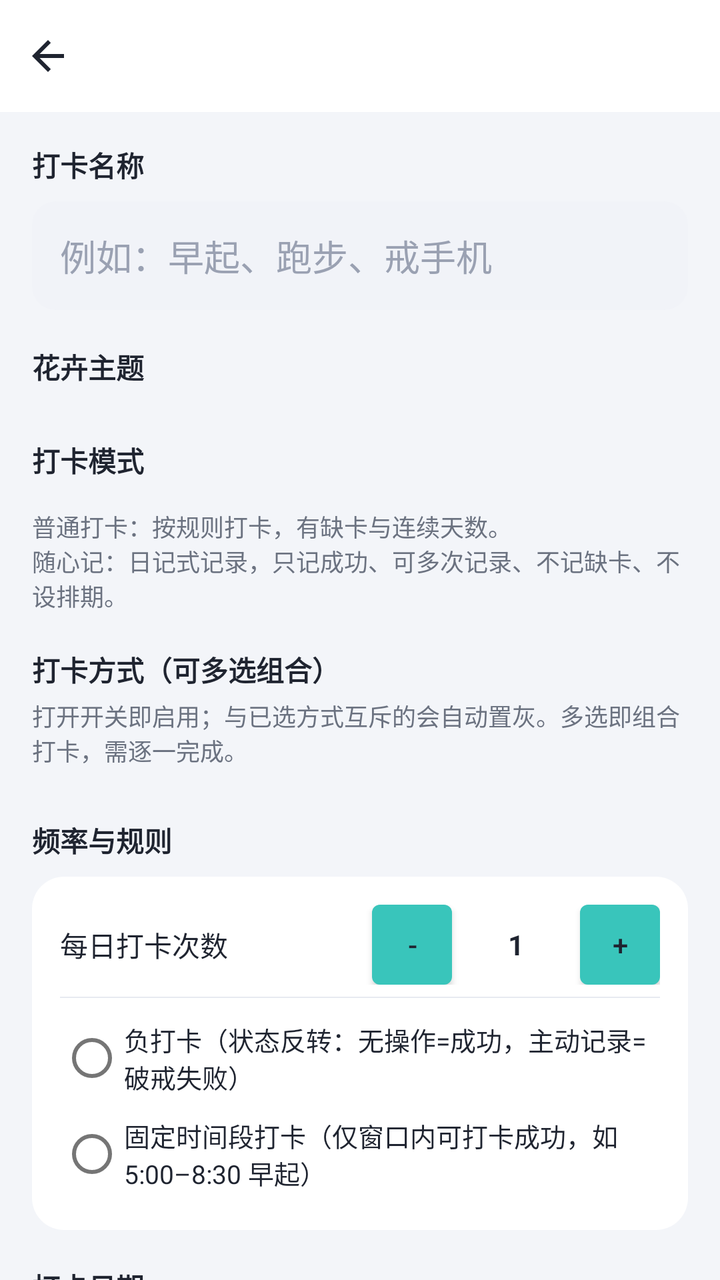
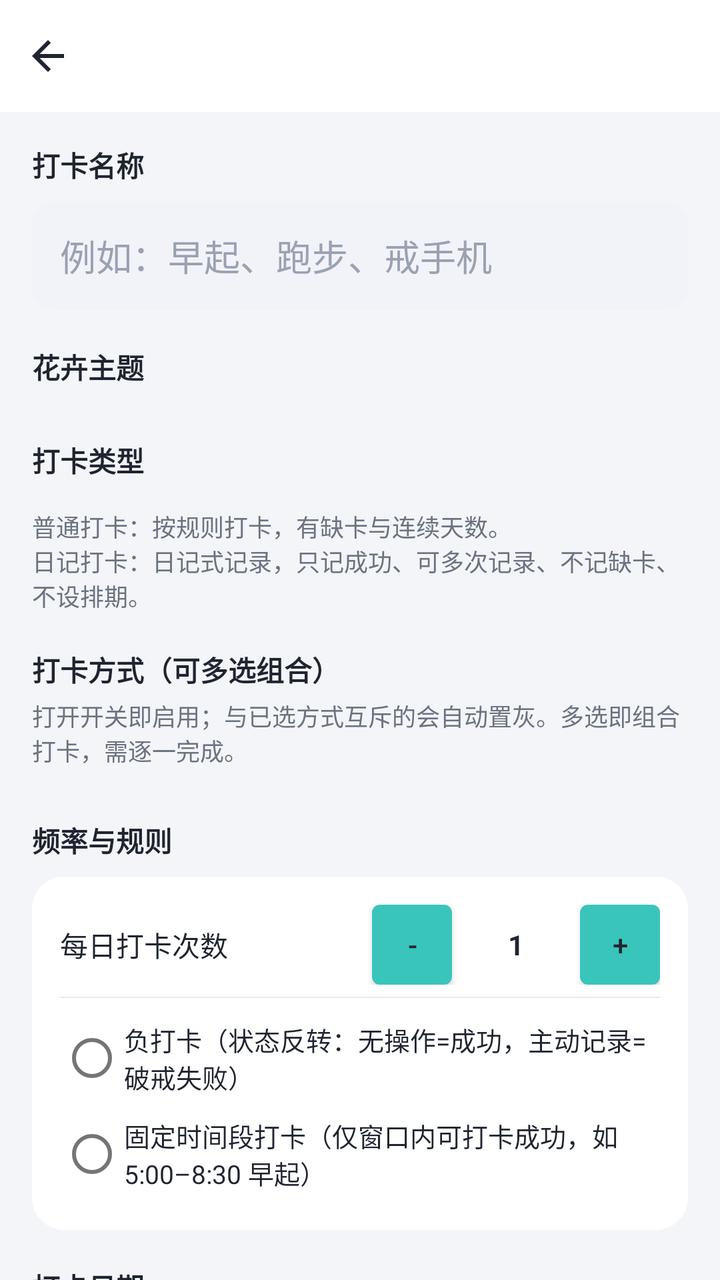

Two renders of the same Android screen: before a commit and after it. Below are the layout's source before the change and the commit's diff.
<!-- AndroidManifest.xml: application theme Theme.Checkin -->
<!-- res/layout/activity_create_item.xml -->
<?xml version="1.0" encoding="utf-8"?>
<LinearLayout xmlns:android="http://schemas.android.com/apk/res/android"
    android:layout_width="match_parent"
    android:layout_height="match_parent"
    android:background="@color/bg_page"
    android:orientation="vertical">

    <include android:id="@+id/topbar" layout="@layout/view_topbar" />

    <ScrollView
        android:layout_width="match_parent"
        android:layout_height="0dp"
        android:layout_weight="1"
        android:scrollbars="none">

        <LinearLayout
            android:layout_width="match_parent"
            android:layout_height="wrap_content"
            android:orientation="vertical"
            android:padding="16dp">

            
            <TextView style="@style/SectionTitle" android:text="打卡名称" />
            <EditText
                android:id="@+id/et_name"
                android:layout_width="match_parent"
                android:layout_height="wrap_content"
                android:layout_marginTop="8dp"
                android:background="@drawable/bg_input"
                android:hint="例如：早起、跑步、戒手机"
                android:inputType="text"
                android:maxLength="20"
                android:padding="14dp"
                android:textColor="@color/text_primary"
                android:textColorHint="@color/text_hint" />

            
            <TextView style="@style/SectionTitle" android:layout_marginTop="18dp" android:text="花卉主题" />
            <HorizontalScrollView
                android:layout_width="match_parent"
                android:layout_height="wrap_content"
                android:layout_marginTop="8dp"
                android:scrollbars="none">
                <LinearLayout
                    android:id="@+id/theme_container"
                    android:layout_width="wrap_content"
                    android:layout_height="wrap_content"
                    android:orientation="horizontal" />
            </HorizontalScrollView>

            
            <TextView style="@style/SectionTitle" android:layout_marginTop="18dp" android:text="打卡模式" />
            <LinearLayout
                android:id="@+id/mode_container"
                android:layout_width="match_parent"
                android:layout_height="wrap_content"
                android:layout_marginTop="8dp"
                android:orientation="horizontal" />
            <TextView
                android:id="@+id/tv_mode_hint"
                android:layout_width="match_parent"
                android:layout_height="wrap_content"
                android:layout_marginTop="6dp"
                android:text="普通打卡：按规则打卡，有缺卡与连续天数。\n随心记：日记式记录，只记成功、可多次记录、不记缺卡、不设排期。"
                android:textColor="@color/text_secondary"
                android:textSize="12sp" />

            
            <TextView style="@style/SectionTitle" android:layout_marginTop="18dp" android:text="打卡方式（可多选组合）" />
            <TextView
                android:layout_width="match_parent"
                android:layout_height="wrap_content"
                android:layout_marginTop="4dp"
                android:text="打开开关即启用；与已选方式互斥的会自动置灰。多选即组合打卡，需逐一完成。"
                android:textColor="@color/text_secondary"
                android:textSize="12sp" />
            <LinearLayout
                android:id="@+id/method_container"
                android:layout_width="match_parent"
                android:layout_height="wrap_content"
                android:layout_marginTop="8dp"
                android:orientation="vertical" />

            
            <TextView style="@style/SectionTitle" android:layout_marginTop="18dp" android:text="频率与规则" />
            <LinearLayout
                android:layout_width="match_parent"
                android:layout_height="wrap_content"
                android:layout_marginTop="8dp"
                android:background="@drawable/bg_card"
                android:orientation="vertical"
                android:padding="14dp">

                <LinearLayout
                    android:layout_width="match_parent"
                    android:layout_height="wrap_content"
                    android:gravity="center_vertical"
                    android:orientation="horizontal">
                    <TextView
                        android:layout_width="0dp"
                        android:layout_height="wrap_content"
                        android:layout_weight="1"
                        android:text="每日打卡次数"
                        android:textColor="@color/text_primary" />
                    <Button
                        android:id="@+id/btn_limit_minus"
                        android:layout_width="40dp"
                        android:layout_height="40dp"
                        android:insetTop="0dp" android:insetBottom="0dp"
                        android:padding="0dp"
                        android:text="-"
                        android:textColor="@color/text_primary" />
                    <TextView
                        android:id="@+id/tv_limit"
                        android:layout_width="64dp"
                        android:layout_height="wrap_content"
                        android:gravity="center"
                        android:text="1"
                        android:textColor="@color/text_primary"
                        android:textStyle="bold" />
                    <Button
                        android:id="@+id/btn_limit_plus"
                        android:layout_width="40dp"
                        android:layout_height="40dp"
                        android:insetTop="0dp" android:insetBottom="0dp"
                        android:padding="0dp"
                        android:text="+"
                        android:textColor="@color/text_primary" />
                </LinearLayout>

                <View android:layout_width="match_parent" android:layout_height="0.5dp" android:layout_marginVertical="6dp" android:background="@color/divider" />

                <RadioButton
                    android:id="@+id/cb_negative"
                    android:layout_width="match_parent"
                    android:layout_height="wrap_content"
                    android:text="负打卡（状态反转：无操作=成功，主动记录=破戒失败）"
                    android:textColor="@color/text_primary"
                    android:textSize="13sp" />

                <RadioButton
                    android:id="@+id/cb_time_window"
                    android:layout_width="match_parent"
                    android:layout_height="wrap_content"
                    android:text="固定时间段打卡（仅窗口内可打卡成功，如 5:00–8:30 早起）"
                    android:textColor="@color/text_primary"
                    android:textSize="13sp" />

                <LinearLayout
                    android:id="@+id/tw_panel"
                    android:layout_width="match_parent"
                    android:layout_height="wrap_content"
                    android:orientation="vertical"
                    android:visibility="gone">

                    <LinearLayout
                        android:layout_width="match_parent"
                        android:layout_height="wrap_content"
                        android:gravity="center_vertical"
                        android:orientation="horizontal"
                        android:paddingHorizontal="12dp">
                        <TextView android:layout_width="wrap_content" android:layout_height="wrap_content" android:text="开始  " android:textColor="@color/text_secondary"/>
                        <Button android:id="@+id/btn_tw_start" android:layout_width="wrap_content" android:layout_height="wrap_content" android:insetTop="0dp" android:insetBottom="0dp" android:text="05:00" android:textColor="@color/brand_dark"/>
                        <TextView android:layout_width="wrap_content" android:layout_height="wrap_content" android:layout_marginStart="16dp" android:text="结束  " android:textColor="@color/text_secondary"/>
                        <Button android:id="@+id/btn_tw_end" android:layout_width="wrap_content" android:layout_height="wrap_content" android:insetTop="0dp" android:insetBottom="0dp" android:text="08:30" android:textColor="@color/brand_dark"/>
                    </LinearLayout>

                    <TextView
                        android:id="@+id/tv_tw_hint"
                        android:layout_width="match_parent"
                        android:layout_height="wrap_content"
                        android:paddingHorizontal="12dp"
                        android:textColor="@color/text_secondary"
                        android:textSize="12sp"
                        android:text="仅在所选时间段内可打卡成功；不支持跨天（如 23:00–01:00）；开启后将无法选择自动打卡。" />
                </LinearLayout>

            </LinearLayout>

            
            <TextView style="@style/SectionTitle" android:layout_marginTop="18dp" android:text="打卡日期" />
            <LinearLayout
                android:id="@+id/schedule_container"
                android:layout_width="match_parent"
                android:layout_height="wrap_content"
                android:layout_marginTop="8dp"
                android:background="@drawable/bg_card"
                android:orientation="vertical"
                android:padding="14dp">
            </LinearLayout>

            
            <TextView style="@style/SectionTitle" android:layout_marginTop="18dp" android:text="连续打卡抵消机制" />
            <LinearLayout
                android:layout_width="match_parent"
                android:layout_height="wrap_content"
                android:layout_marginTop="8dp"
                android:background="@drawable/bg_card"
                android:orientation="vertical"
                android:padding="14dp">

                <CheckBox
                    android:id="@+id/cb_offset"
                    android:layout_width="match_parent"
                    android:layout_height="wrap_content"
                    android:text="开启抵消机会（🛡️可补漏签）"
                    android:textColor="@color/text_primary" />

                <LinearLayout
                    android:id="@+id/offset_panel"
                    android:layout_width="match_parent"
                    android:layout_height="wrap_content"
                    android:orientation="vertical"
                    android:visibility="gone">

                    <RadioGroup
                        android:id="@+id/rg_offset_mode"
                        android:layout_width="match_parent"
                        android:layout_height="wrap_content"
                        android:orientation="vertical">
                        <RadioButton android:id="@+id/rb_mode_a" android:layout_width="match_parent" android:layout_height="wrap_content" android:checked="true" android:text="模式A 累积型：每连续N天得1次，可累积" android:textColor="@color/text_primary"/>
                        <RadioButton android:id="@+id/rb_mode_b" android:layout_width="match_parent" android:layout_height="wrap_content" android:text="模式B 阈值型：连续达N天补满k次（不叠加）" android:textColor="@color/text_primary"/>
                        <RadioButton android:id="@+id/rb_mode_c" android:layout_width="match_parent" android:layout_height="wrap_content" android:text="模式C 周期型：每N天周期得k次" android:textColor="@color/text_primary"/>
                    </RadioGroup>

                    <LinearLayout
                        android:layout_width="match_parent"
                        android:layout_height="wrap_content"
                        android:layout_marginTop="6dp"
                        android:gravity="center_vertical"
                        android:orientation="horizontal">
                        <TextView android:layout_width="wrap_content" android:layout_height="wrap_content" android:text="连续天数 N=" android:textColor="@color/text_primary"/>
                        <EditText android:id="@+id/et_offset_n" android:layout_width="70dp" android:layout_height="wrap_content" android:background="@drawable/bg_input" android:inputType="number" android:padding="10dp" android:text="3" android:textColor="@color/text_primary"/>
                        <TextView android:id="@+id/tv_k_label" android:layout_width="wrap_content" android:layout_height="wrap_content" android:layout_marginStart="16dp" android:text="次数 k=" android:textColor="@color/text_primary"/>
                        <EditText android:id="@+id/et_offset_k" android:layout_width="70dp" android:layout_height="wrap_content" android:background="@drawable/bg_input" android:inputType="number" android:padding="10dp" android:text="1" android:textColor="@color/text_primary"/>
                    </LinearLayout>

                    <CheckBox
                        android:id="@+id/cb_offset_auto"
                        android:layout_width="match_parent"
                        android:layout_height="wrap_content"
                        android:layout_marginTop="6dp"
                        android:text="漏签时自动消耗（关闭则手动点日期补签）"
                        android:textColor="@color/text_primary"
                        android:textSize="13sp" />
                </LinearLayout>
            </LinearLayout>

            
            <TextView style="@style/SectionTitle" android:layout_marginTop="18dp" android:text="逻辑修改策略（创建后不可更改）" />
            <RadioGroup
                android:layout_width="match_parent"
                android:layout_height="wrap_content"
                android:layout_marginTop="8dp"
                android:background="@drawable/bg_card"
                android:orientation="vertical"
                android:padding="14dp">
                <RadioButton android:id="@+id/rb_locked" android:layout_width="match_parent" android:layout_height="wrap_content" android:checked="true" android:text="不可修改（规则创建后锁定）" android:textColor="@color/text_primary"/>
                <RadioButton android:id="@+id/rb_interval" android:layout_width="match_parent" android:layout_height="wrap_content" android:text="每 N 天可修改一次" android:textColor="@color/text_primary"/>
                <LinearLayout
                    android:id="@+id/interval_panel"
                    android:layout_width="match_parent"
                    android:layout_height="wrap_content"
                    android:gravity="center_vertical"
                    android:orientation="horizontal"
                    android:paddingStart="12dp"
                    android:visibility="gone">
                    <TextView android:layout_width="wrap_content" android:layout_height="wrap_content" android:text="间隔天数 N =" android:textColor="@color/text_primary"/>
                    <EditText android:id="@+id/et_interval" android:layout_width="80dp" android:layout_height="wrap_content" android:layout_marginStart="8dp" android:background="@drawable/bg_input" android:inputType="number" android:padding="10dp" android:text="7" android:textColor="@color/text_primary"/>
                    <TextView android:layout_width="wrap_content" android:layout_height="wrap_content" android:text=" 天" android:textColor="@color/text_secondary"/>
                </LinearLayout>
            </RadioGroup>

            <Button
                android:id="@+id/btn_save"
                style="@style/PrimaryButton"
                android:layout_width="match_parent"
                android:layout_marginTop="24dp"
                android:layout_marginBottom="20dp"
                android:text="保存打卡项" />
        </LinearLayout>
    </ScrollView>
</LinearLayout>
<!-- res/layout/view_topbar.xml (included above) -->
<?xml version="1.0" encoding="utf-8"?>
<LinearLayout xmlns:android="http://schemas.android.com/apk/res/android"
    android:layout_width="match_parent"
    android:layout_height="56dp"
    android:background="@color/white"
    android:gravity="center_vertical"
    android:orientation="horizontal">

    <ImageButton
        android:id="@+id/btn_back"
        android:layout_width="48dp"
        android:layout_height="48dp"
        android:background="?attr/selectableItemBackgroundBorderless"
        android:contentDescription="返回"
        android:src="@drawable/ic_back" />

    <FrameLayout
        android:layout_width="0dp"
        android:layout_height="match_parent"
        android:layout_weight="1">

        <TextView
            android:id="@+id/tv_title"
            android:layout_width="wrap_content"
            android:layout_height="wrap_content"
            android:layout_gravity="center"
            android:textColor="@color/text_primary"
            android:textSize="17sp"
            android:textStyle="bold" />
    </FrameLayout>

    <FrameLayout
        android:id="@+id/title_right_container"
        android:layout_width="wrap_content"
        android:layout_height="match_parent"
        android:minWidth="48dp" />
</LinearLayout>
<!-- resources referenced by this layout -->
<resources>
  <color name="bg_page">#F3F5F9</color>
  <color name="brand_dark">#1F9C94</color>
  <color name="divider">#E7EAF1</color>
  <color name="text_hint">#9AA1B2</color>
  <color name="text_primary">#1F2430</color>
  <color name="text_secondary">#6B7280</color>
  <color name="white">#FFFFFF</color>
  <!-- drawable bg_card (drawable) -->
  <?xml version="1.0" encoding="utf-8"?>
  <shape xmlns:android="http://schemas.android.com/apk/res/android" android:shape="rectangle">
      <solid android:color="@color/bg_card" />
      <corners android:radius="16dp" />
  </shape>
  <!-- drawable bg_input (drawable) -->
  <?xml version="1.0" encoding="utf-8"?>
  <shape xmlns:android="http://schemas.android.com/apk/res/android" android:shape="rectangle">
      <solid android:color="#F1F3F8" />
      <corners android:radius="12dp" />
  </shape>
  <!-- drawable ic_back (drawable) -->
  <vector xmlns:android="http://schemas.android.com/apk/res/android"
      android:width="24dp" android:height="24dp"
      android:viewportWidth="24" android:viewportHeight="24" android:tint="@color/text_primary">
      <path android:fillColor="@android:color/white" android:pathData="M20,11H7.83l5.59,-5.59L12,4l-8,8 8,8 1.41,-1.41L7.83,13H20v-2z"/>
  </vector>
  <style name="PrimaryButton" parent="Widget.MaterialComponents.Button">
          <item name="android:layout_height">52dp</item>
          <item name="cornerRadius">14dp</item>
          <item name="android:textSize">16sp</item>
          <item name="android:textStyle">bold</item>
          <item name="android:textColor">@color/white</item>
      </style>
  <style name="SectionTitle">
          <item name="android:layout_width">wrap_content</item>
          <item name="android:layout_height">wrap_content</item>
          <item name="android:textSize">14sp</item>
          <item name="android:textStyle">bold</item>
          <item name="android:textColor">@color/text_primary</item>
      </style>
  <style name="Theme.Checkin" parent="Theme.MaterialComponents.Light.NoActionBar">
          <item name="colorPrimary">@color/brand</item>
          <item name="colorPrimaryDark">@color/brand_dark</item>
          <item name="colorAccent">@color/brand</item>
          <item name="android:windowBackground">@color/bg_page</item>
          <item name="android:statusBarColor">@color/white</item>
          <item name="android:windowLightStatusBar">true</item>
          <item name="android:textColorPrimary">@color/text_primary</item>
          <item name="android:textColorSecondary">@color/text_secondary</item>
          <item name="bottomNavigationStyle">@style/Widget.Checkin.BottomNav</item>
      </style>
  <color name="bg_card">#FFFFFF</color>
  <color name="brand">#39C5BB</color>
  <style name="Widget.Checkin.BottomNav" parent="Widget.MaterialComponents.BottomNavigationView">
          <item name="itemTextColor">@color/nav_tint</item>
          <item name="itemIconTint">@color/nav_tint</item>
          <item name="backgroundTint">@color/white</item>
          <item name="elevation">10dp</item>
          <item name="labelVisibilityMode">labeled</item>
      </style>
</resources>

<!-- the commit's change to res/layout/activity_create_item.xml (unified diff, before → after) -->
@@ -49,7 +49,7 @@
             </HorizontalScrollView>
 
             
-            <TextView style="@style/SectionTitle" android:layout_marginTop="18dp" android:text="打卡模式" />
+            <TextView style="@style/SectionTitle" android:layout_marginTop="18dp" android:text="打卡类型" />
             <LinearLayout
                 android:id="@+id/mode_container"
                 android:layout_width="match_parent"
@@ -61,13 +61,65 @@
                 android:layout_width="match_parent"
                 android:layout_height="wrap_content"
                 android:layout_marginTop="6dp"
-                android:text="普通打卡：按规则打卡，有缺卡与连续天数。\n随心记：日记式记录，只记成功、可多次记录、不记缺卡、不设排期。"
+                android:text="普通打卡：按规则打卡，有缺卡与连续天数。\n日记打卡：日记式记录，只记成功、可多次记录、不记缺卡、不设排期。"
                 android:textColor="@color/text_secondary"
                 android:textSize="12sp" />
 
             
-            <TextView style="@style/SectionTitle" android:layout_marginTop="18dp" android:text="打卡方式（可多选组合）" />
-            <TextView
+            <LinearLayout
+                android:id="@+id/journal_panel"
+                android:layout_width="match_parent"
+                android:layout_height="wrap_content"
+                android:layout_marginTop="18dp"
+                android:orientation="vertical"
+                android:visibility="gone">
+
+                <TextView style="@style/SectionTitle" android:text="记录类型" />
+                <RadioGroup
+                    android:id="@+id/rg_journal_type"
+                    android:layout_width="match_parent"
+                    android:layout_height="wrap_content"
+                    android:layout_marginTop="8dp"
+                    android:background="@drawable/bg_card"
+                    android:orientation="vertical"
+                    android:padding="14dp">
+                    <RadioButton
+                        android:id="@+id/rb_journal_suixinsui"
+                        android:layout_width="match_parent"
+                        android:layout_height="wrap_content"
+                        android:checked="true"
+                        android:text="📔 随心记（文字 / 拍照 / 位置 / 语音）"
+                        android:textColor="@color/text_primary"
+                        android:textSize="13sp" />
+                    <RadioButton
+                        android:id="@+id/rb_journal_mood"
+                        android:layout_width="match_parent"
+                        android:layout_height="wrap_content"
+                        android:layout_marginTop="4dp"
+                        android:text="😊 心情日记（5 档心情 + 可选文字）"
+                        android:textColor="@color/text_primary"
+                        android:textSize="13sp" />
+                </RadioGroup>
+
+                <CheckBox
+                    android:id="@+id/cb_mood_chart"
+                    android:layout_width="match_parent"
+                    android:layout_height="wrap_content"
+                    android:layout_marginTop="10dp"
+                    android:text="心情折线图（当日多条心情时在备注栏画趋势线，随时可改）"
+                    android:textColor="@color/text_primary"
+                    android:textSize="13sp"
+                    android:visibility="gone" />
+            </LinearLayout>
+
+            
+            <TextView
+                android:id="@+id/tv_method_title"
+                style="@style/SectionTitle"
+                android:layout_marginTop="18dp"
+                android:text="打卡方式（可多选组合）" />
+            <TextView
+                android:id="@+id/tv_method_desc"
                 android:layout_width="match_parent"
                 android:layout_height="wrap_content"
                 android:layout_marginTop="4dp"
@@ -82,8 +134,13 @@
                 android:orientation="vertical" />
 
             
-            <TextView style="@style/SectionTitle" android:layout_marginTop="18dp" android:text="频率与规则" />
-            <LinearLayout
+            <TextView
+                android:id="@+id/tv_rule_title"
+                style="@style/SectionTitle"
+                android:layout_marginTop="18dp"
+                android:text="频率与规则" />
+            <LinearLayout
+                android:id="@+id/rule_card"
                 android:layout_width="match_parent"
                 android:layout_height="wrap_content"
                 android:layout_marginTop="8dp"
@@ -178,7 +235,11 @@
             </LinearLayout>
 
             
-            <TextView style="@style/SectionTitle" android:layout_marginTop="18dp" android:text="打卡日期" />
+            <TextView
+                android:id="@+id/tv_schedule_title"
+                style="@style/SectionTitle"
+                android:layout_marginTop="18dp"
+                android:text="打卡日期" />
             <LinearLayout
                 android:id="@+id/schedule_container"
                 android:layout_width="match_parent"
@@ -190,8 +251,13 @@
             </LinearLayout>
 
             
-            <TextView style="@style/SectionTitle" android:layout_marginTop="18dp" android:text="连续打卡抵消机制" />
-            <LinearLayout
+            <TextView
+                android:id="@+id/tv_offset_title"
+                style="@style/SectionTitle"
+                android:layout_marginTop="18dp"
+                android:text="连续打卡抵消机制" />
+            <LinearLayout
+                android:id="@+id/offset_card"
                 android:layout_width="match_parent"
                 android:layout_height="wrap_content"
                 android:layout_marginTop="8dp"
@@ -247,8 +313,13 @@
             </LinearLayout>
 
             
-            <TextView style="@style/SectionTitle" android:layout_marginTop="18dp" android:text="逻辑修改策略（创建后不可更改）" />
+            <TextView
+                android:id="@+id/tv_policy_title"
+                style="@style/SectionTitle"
+                android:layout_marginTop="18dp"
+                android:text="逻辑修改策略（创建后不可更改）" />
             <RadioGroup
+                android:id="@+id/policy_card"
                 android:layout_width="match_parent"
                 android:layout_height="wrap_content"
                 android:layout_marginTop="8dp"
